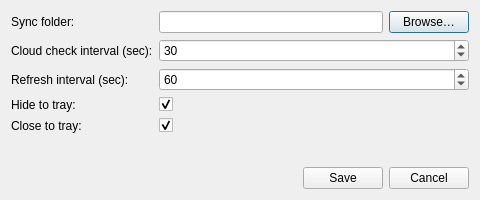
wolfDiesel/yandex-disk-quette, file src/app/settings_dialog.ui: the form before one commit.
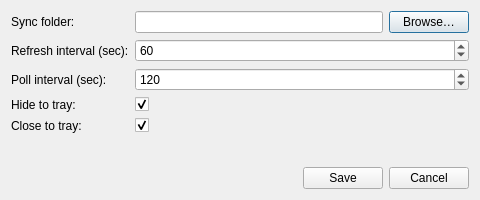
The form after the commit.

Commit message: v0.0.57: stabilize poll/sync recovery and index-driven flows

Diff of the .ui file:
```diff
--- a/src/app/settings_dialog.ui
+++ b/src/app/settings_dialog.ui
@@ -38,33 +38,13 @@
       </layout>
      </item>
      <item row="1" column="0">
-      <widget class="QLabel" name="cloudCheckLabel_">
-       <property name="text">
-        <string>Cloud check interval (sec):</string>
-       </property>
-      </widget>
-     </item>
-     <item row="1" column="1">
-      <widget class="QSpinBox" name="cloudCheckSpinBox_">
-       <property name="minimum">
-        <number>5</number>
-       </property>
-       <property name="maximum">
-        <number>3600</number>
-       </property>
-       <property name="value">
-        <number>30</number>
-       </property>
-      </widget>
-     </item>
-     <item row="2" column="0">
       <widget class="QLabel" name="refreshLabel_">
        <property name="text">
         <string>Refresh interval (sec):</string>
        </property>
       </widget>
      </item>
-     <item row="2" column="1">
+     <item row="1" column="1">
       <widget class="QSpinBox" name="refreshSpinBox_">
        <property name="minimum">
         <number>5</number>
@@ -77,6 +57,26 @@
        </property>
       </widget>
      </item>
+     <item row="2" column="0">
+      <widget class="QLabel" name="pollTimeLabel_">
+       <property name="text">
+        <string>Poll interval (sec):</string>
+       </property>
+      </widget>
+     </item>
+     <item row="2" column="1">
+      <widget class="QSpinBox" name="pollTimeSpinBox_">
+       <property name="minimum">
+        <number>60</number>
+       </property>
+       <property name="maximum">
+        <number>3600</number>
+       </property>
+       <property name="value">
+        <number>120</number>
+       </property>
+      </widget>
+     </item>
      <item row="3" column="0">
       <widget class="QLabel" name="hideToTrayLabel_">
        <property name="text">
```
The commit also changes 70 other files.
